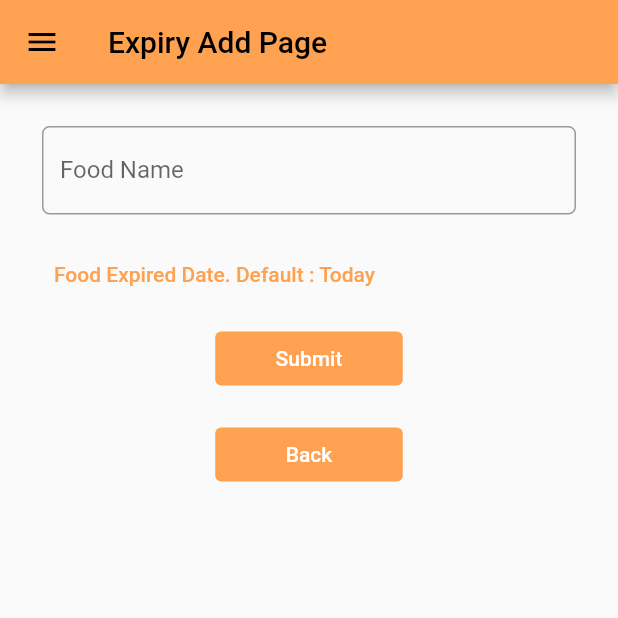
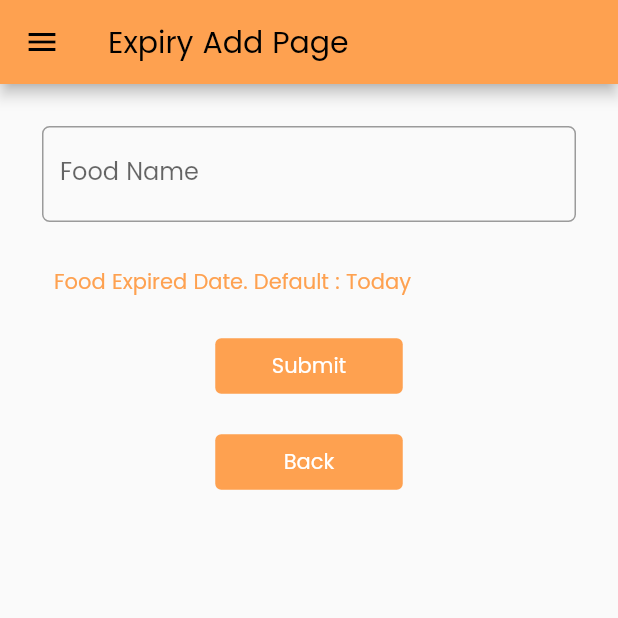
Before and after one commit to ramyanareswari/fooody-mobile-app, a Flutter app: the ExpiryAddPage screen opened directly, on a phone screen of 412 x 824 dp, the top half of it. Run offline on Flutter 3.47's test engine with Material 2 defaults, Android fonts, the phone set to English and light mode, and no system bars; our stand-ins replace shared_preferences; accounts and stored records are empty.

Commit message:
Update 1.5 - Fixing situation where data is none, also giving font to every text.

```diff
--- a/expiry/lib/screens/expiry_add.dart
+++ b/expiry/lib/screens/expiry_add.dart
@@ -26,7 +26,10 @@ class _Expiry_AddPage extends State<ExpiryAddPage> {
     final request = context.watch<CookieRequest>();
     return Scaffold(
       appBar: AppBar(
-        title: const Text("Expiry Add Page"),
+        title: const Text(
+          "Expiry Add Page",
+          style: TextStyle(fontFamily: 'Poppins'),
+        ),
       ),
       drawer: const AppDrawer(),
       body: Form(
@@ -43,6 +46,8 @@ class _Expiry_AddPage extends State<ExpiryAddPage> {
                     decoration: InputDecoration(
                       hintText: "Example: Mi Yamin Fasilkom",
                       labelText: "Food Name",
+                      hintStyle: const TextStyle(fontFamily: 'Poppins'),
+                      labelStyle: const TextStyle(fontFamily: 'Poppins'),
                       border: OutlineInputBorder(
                         borderRadius: BorderRadius.circular(5.0),
                       ),
@@ -72,7 +77,8 @@ class _Expiry_AddPage extends State<ExpiryAddPage> {
                   padding: const EdgeInsets.all(8.0),
                   child: TextButton(
                     // Appearing food_expired_date?
-                    child: const Text("Food Expired Date. Default : Today"),
+                    child: const Text("Food Expired Date. Default : Today",
+                        style: TextStyle(fontFamily: 'Poppins')),
                     onPressed: () {
                       showDatePicker(
                         context: context,
@@ -111,7 +117,8 @@ class _Expiry_AddPage extends State<ExpiryAddPage> {
 
                               ScaffoldMessenger.of(context)
                                   .showSnackBar(const SnackBar(
-                                content: Text("Successfully added!"),
+                                content: Text("Successfully added!",
+                                    style: TextStyle(fontFamily: 'Poppins')),
                               ));
                               Navigator.pushReplacement(
                                 context,
@@ -123,7 +130,8 @@ class _Expiry_AddPage extends State<ExpiryAddPage> {
                           },
                           child: const Text(
                             "Submit",
-                            style: TextStyle(color: Colors.white),
+                            style: TextStyle(
+                                color: Colors.white, fontFamily: 'Poppins'),
                           ),
                         ),
                       ),
@@ -147,7 +155,8 @@ class _Expiry_AddPage extends State<ExpiryAddPage> {
                           },
                           child: const Text(
                             "Back",
-                            style: TextStyle(color: Colors.white),
+                            style: TextStyle(
+                                color: Colors.white, fontFamily: 'Poppins'),
                           ),
                         ),
                       ),
```
Also changed, not shown: expiry/lib/screens/expiry_home_page.dart (+55 -28 lines).
